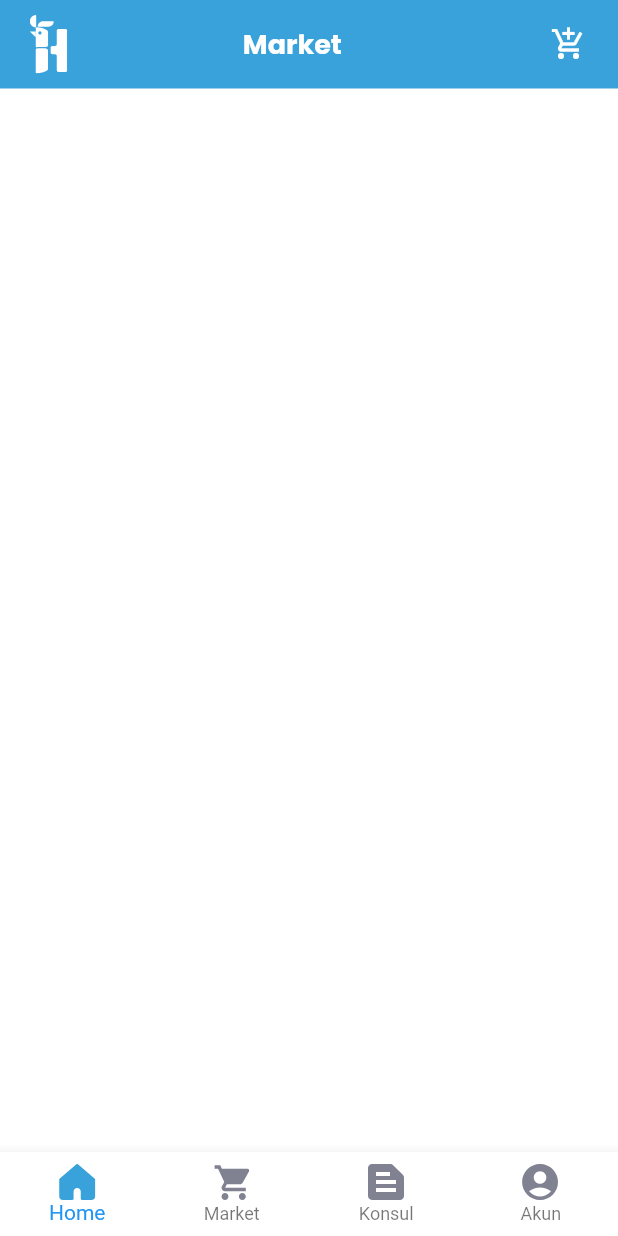
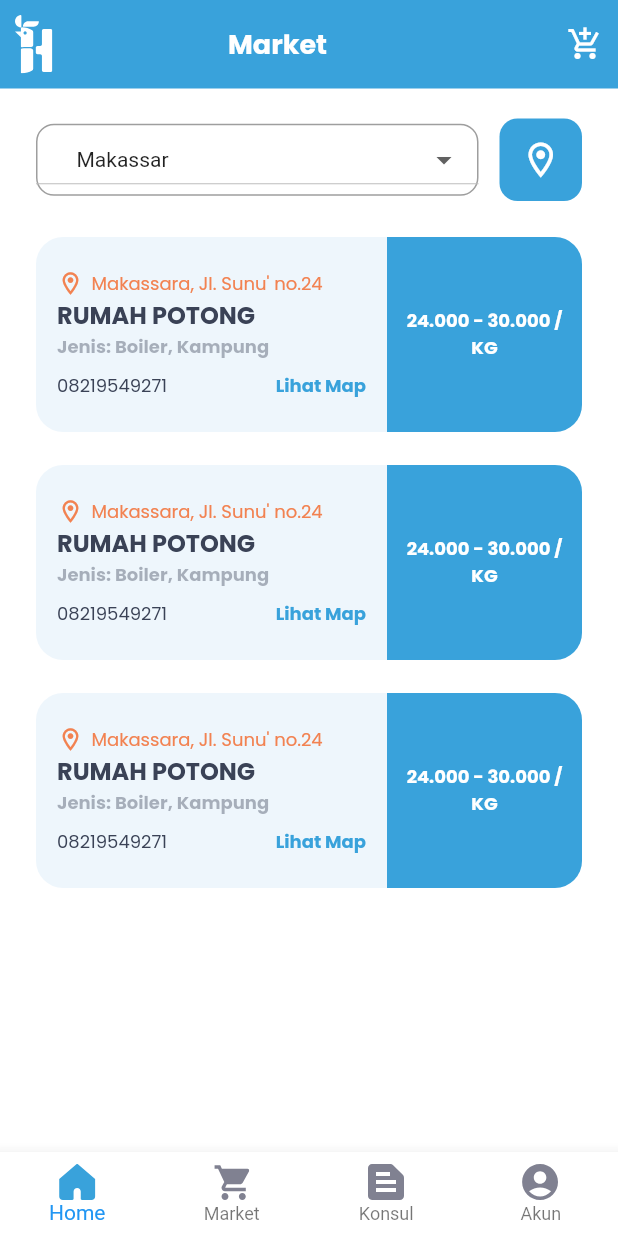
Before and after one commit to haiternak/haiternak-mobile, a Flutter app: the MarketView screen opened by its route, on a phone screen of 412 x 824 dp. Run offline on Flutter 3.47's test engine with Material 2 defaults, Android fonts, the phone set to English and light mode, and no system bars; drawn by our look-alikes of dropdown_button2; our stand-ins replace carousel_slider, cloud_firestore, delayed_display, dots_indicator, firebase_auth, firebase_core and 6 more; missing offline and left inert: flutter_tflite; accounts and stored records are empty.

Commit message:
feature: market

```diff
--- a/lib/app/modules/market_place/controllers/MarketController.dart
+++ b/lib/app/modules/market_place/controllers/MarketController.dart
@@ -3,6 +3,14 @@ import 'package:get/get.dart';
 
 class MarketController extends GetxController {
   final currentIndex = 0.obs;
+
+  final List<String> dropdownItem = [
+    'Makassar',
+    'Kab. Bulukumba',
+    'Kab. Gowa',
+    'Maros',
+  ];
+  RxString? dropdownSelectedValue = "Makassar".obs;
 
   CarouselController buttonCarouselController = CarouselController();
 
--- /dev/null
+++ b/lib/app/modules/market_place/views/market_card.dart
@@ -0,0 +1,128 @@
+import 'package:flutter/material.dart';
+import 'package:google_fonts/google_fonts.dart';
+
+class MarketCard extends StatelessWidget {
+  const MarketCard({
+    Key? key,
+  }) : super(key: key);
+
+  @override
+  Widget build(BuildContext context) {
+    return Container(
+      margin: EdgeInsets.only(bottom: 22),
+      decoration: BoxDecoration(
+        color: Color(0xffEEF6FC),
+        borderRadius: BorderRadius.circular(18),
+      ),
+      child: Row(
+        children: [
+          Expanded(
+            child: Padding(
+              padding: EdgeInsets.all(14),
+              child: Column(
+                crossAxisAlignment: CrossAxisAlignment.start,
+                children: [
+                  Row(
+                    children: [
+                      Icon(
+                        Icons.location_on_outlined,
+                        size: 18,
+                        color: Color(0xffF28251),
+                      ),
+                      SizedBox(
+                        width: 5,
+                      ),
+                      Text(
+                        "Makassara, Jl. Sunu' no.24",
+                        style: GoogleFonts.poppins(
+                          fontSize: 12,
+                          color: Color(0xffF28251),
+                        ),
+                      ),
+                      SizedBox(
+                        width: 5,
+                      ),
+                    ],
+                  ),
+                  Text(
+                    "RUMAH POTONG",
+                    style: GoogleFonts.poppins(
+                      fontWeight: FontWeight.bold,
+                      fontSize: 16,
+                      color: Color(0xff3A4256),
+                    ),
+                  ),
+                  Text(
+                    "Jenis: Boiler, Kampung",
+                    style: GoogleFonts.poppins(
+                      fontWeight: FontWeight.bold,
+                      fontSize: 12,
+                      color: Color(0xff3A4256).withOpacity(0.4),
+                    ),
+                  ),
+                  SizedBox(
+                    height: 8,
+                  ),
+                  Row(
+                    mainAxisAlignment: MainAxisAlignment.spaceBetween,
+                    children: [
+                      Text(
+                        "08219549271",
+                        style: GoogleFonts.poppins(
+                          fontSize: 12,
+                          color: Color(0xff3A4256),
+                        ),
+                      ),
+                      // SizedBox(
+                      //   width: SizeConfig.screenWidth / 5,
+                      // ),
+                      GestureDetector(
+                        onTap: () async {
+                          // NOTE : direct ke aplikasi google maps
+                          final Uri emailLaunchUri = Uri(
+                            path: 'smith@example.com',
+                          );
+                        },
+                        child: Text(
+                          "Lihat Map",
+                          style: GoogleFonts.poppins(
+                            fontWeight: FontWeight.bold,
+                            fontSize: 12,
+                            color: Color(0xff39A2DB),
+                          ),
+                        ),
+                      ),
+                    ],
+                  ),
+                ],
+              ),
+            ),
+          ),
+          Container(
+            height: 130,
+            width: 130,
+            padding: EdgeInsets.all(12),
+            decoration: BoxDecoration(
+              color: Color(0xff39A2DB),
+              borderRadius: BorderRadius.only(
+                topRight: Radius.circular(18),
+                bottomRight: Radius.circular(18),
+              ),
+            ),
+            child: Center(
+              child: Text(
+                "24.000 - 30.000 / KG",
+                style: GoogleFonts.poppins(
+                  fontWeight: FontWeight.bold,
+                  fontSize: 12,
+                  color: Colors.white,
+                ),
+                textAlign: TextAlign.center,
+              ),
+            ),
+          ),
+        ],
+      ),
+    );
+  }
+}
--- a/lib/app/modules/market_place/views/market_view.dart
+++ b/lib/app/modules/market_place/views/market_view.dart
@@ -1,11 +1,13 @@
 import 'package:carousel_slider/carousel_slider.dart';
 import 'package:dots_indicator/dots_indicator.dart';
+import 'package:dropdown_button2/dropdown_button2.dart';
 import 'package:flutter/material.dart';
 import 'package:flutter_svg/svg.dart';
 import 'package:get/get.dart';
 import 'package:google_fonts/google_fonts.dart';
 import 'package:haiternak_mobile/app/modules/bottom_nav_bar/views/bottom_nav_bar_view.dart';
 import 'package:haiternak_mobile/app/modules/market_place/components/card_caraousel_market.dart';
+import 'package:haiternak_mobile/app/modules/market_place/views/market_card.dart';
 import 'package:haiternak_mobile/configs/configs.dart';
 
 import '../../../../constants/constants.dart';
@@ -59,6 +61,91 @@ class MarketView extends GetView<MarketController> {
                         ),
                       ],
                     ),
+                  ),
+                  Container(
+                    margin: EdgeInsets.only(left: 24, right: 24, top: 20),
+                    child: Row(
+                      children: [
+                        Expanded(
+                            child: Obx(() => (controller
+                                        .dropdownSelectedValue!.value !=
+                                    null)
+                                ? DropdownButton2(
+                                    buttonStyleData: ButtonStyleData(
+                                        padding: EdgeInsets.symmetric(
+                                            horizontal: 10),
+                                        decoration: BoxDecoration(
+                                            borderRadius:
+                                                BorderRadius.circular(12),
+                                            border: Border.all(
+                                              color: Colors.black38,
+                                            ))),
+                                    isExpanded: true,
+                                    hint: Row(
+                                      children: [
+                                        Icon(
+                                          Icons.search_outlined,
+                                          size: 18,
+                                        ),
+                                        SizedBox(
+                                          width: 12,
+                                        ),
+                                        Text(
+                                          'Tentukan Wilayah',
+                                          style: TextStyle(
+                                            fontSize: 14,
+                                            color: Theme.of(context).hintColor,
+                                          ),
+                                        ),
+                                      ],
+                                    ),
+                                    value:
+                                        controller.dropdownSelectedValue!.value,
+                                    onChanged: (value) {
+                                      controller.dropdownSelectedValue!.value =
+                                          value ?? "";
+                                    },
+                                    items: controller.dropdownItem
+                                        .map((item) => DropdownMenuItem<String>(
+                                              value: item,
+                                              child: Text(
+                                                item,
+                                                style: const TextStyle(
+                                                  fontSize: 14,
+                                                ),
+                                              ),
+                                            ))
+                                        .toList())
+                                : SizedBox.shrink())),
+                        SizedBox(
+                          width: 14,
+                        ),
+                        Container(
+                          height: 55,
+                          width: 55,
+                          decoration: BoxDecoration(
+                            borderRadius: BorderRadius.circular(12),
+                            color: Color(0xff39A2DB),
+                          ),
+                          child: Center(
+                            child: Icon(
+                              Icons.location_on_outlined,
+                              size: 28,
+                              color: Colors.white,
+                            ),
+                          ),
+                        ),
+                      ],
+                    ),
+                  ),
+                  ListView(
+                    shrinkWrap: true,
+                    padding: EdgeInsets.all(24),
+                    children: [
+                      MarketCard(),
+                      MarketCard(),
+                      MarketCard(),
+                    ],
                   ),
                 ],
               ),
--- a/lib/app/routes/app_pages.dart
+++ b/lib/app/routes/app_pages.dart
@@ -25,7 +25,7 @@ part 'app_routes.dart';
 class AppPages {
   AppPages._();
 
-  static const INITIAL = Routes.SPLASH;
+  static const INITIAL = Routes.HOME;
 
   static final routes = [
     GetPage(
```
Also changed, not shown: pubspec.yaml (+20 -21 lines), pubspec.lock.
